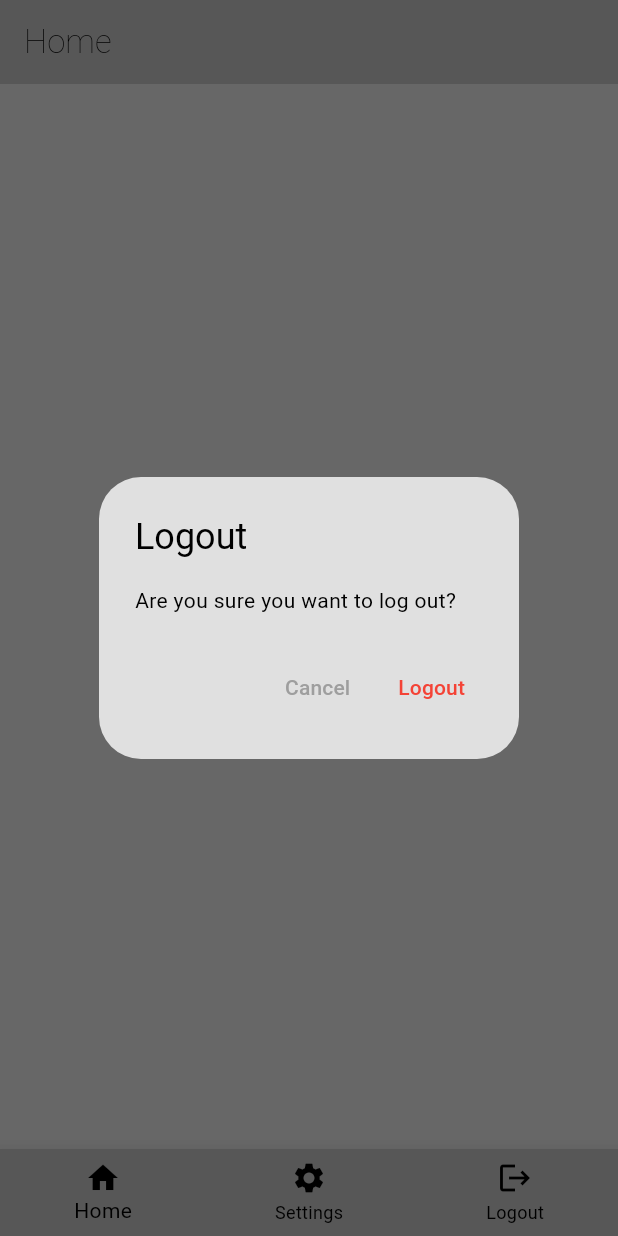
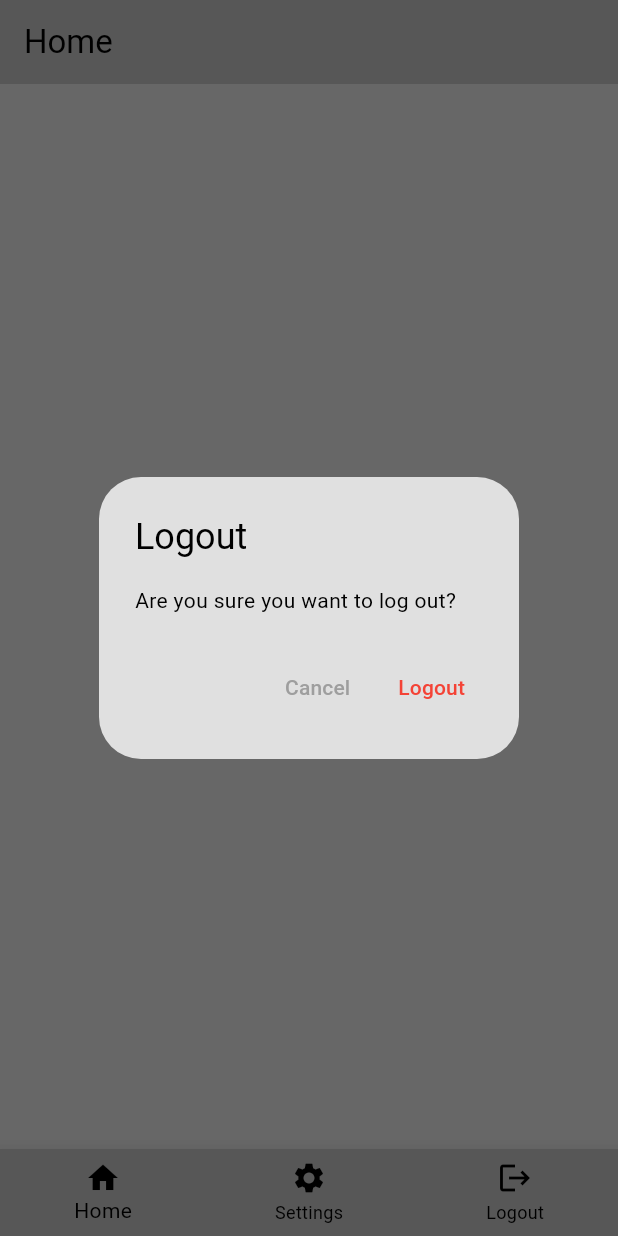
Before and after one commit to Raniel-Roque/messaging_app, a Flutter app: the screen it shows once a user with an empty profile is signed in, item 3 of the bottom bar chosen, on a phone screen of 412 x 824 dp. Run offline on Flutter 3.47's test engine with Material 3 defaults, Android fonts, the phone set to English and light mode, and no system bars; drawn by our look-alikes of liquid_pull_to_refresh; our stand-ins replace cloud_firestore, email_validator, firebase_auth, firebase_core, firebase_messaging; accounts and stored records are empty.

Commit message:
Minor Fix

```diff
--- a/lib/pages/home_page.dart
+++ b/lib/pages/home_page.dart
@@ -83,10 +83,7 @@ class _HomePageState extends State<HomePage> {
   Widget build(BuildContext context) {
     return Scaffold(
       appBar: AppBar(
-        title: Text(
-          'Home',
-          style: TextStyle(fontWeight: FontWeight.w200),
-        ),
+        title: Text('Home'),
         backgroundColor: Theme.of(context).colorScheme.surfaceContainer,
       ),
       bottomNavigationBar: MyBottomNavigationBar(),
```
